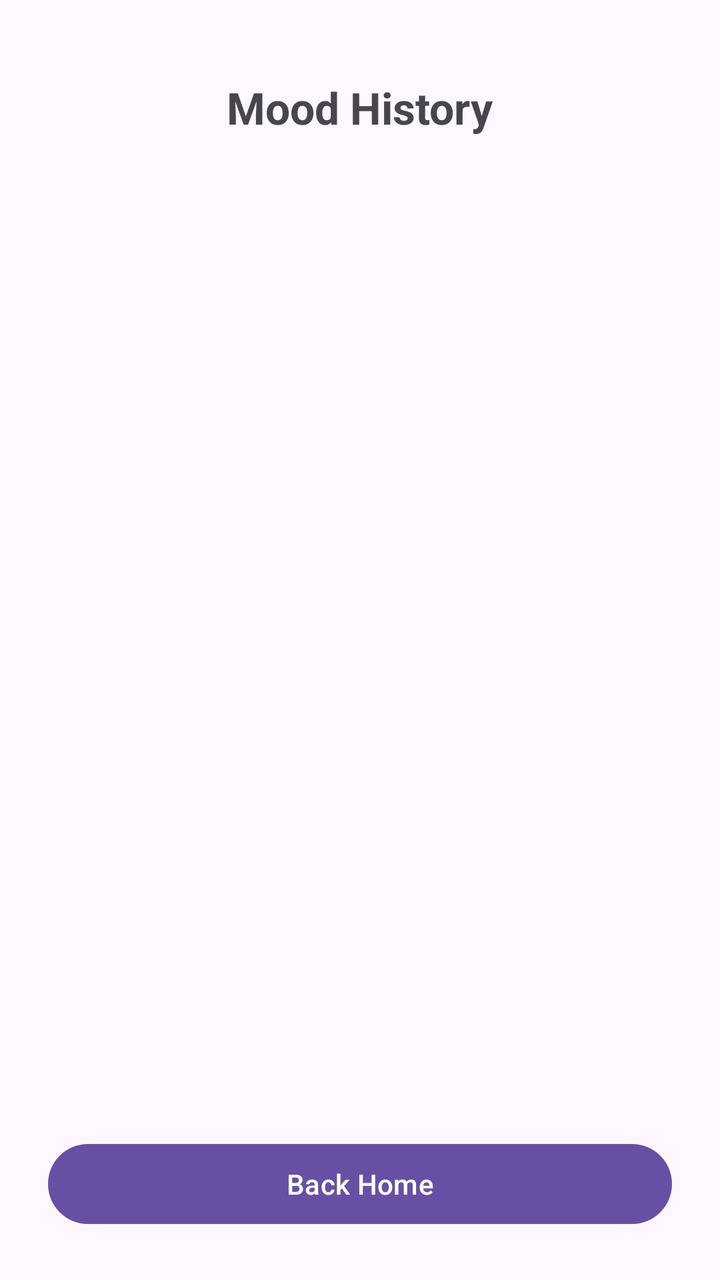
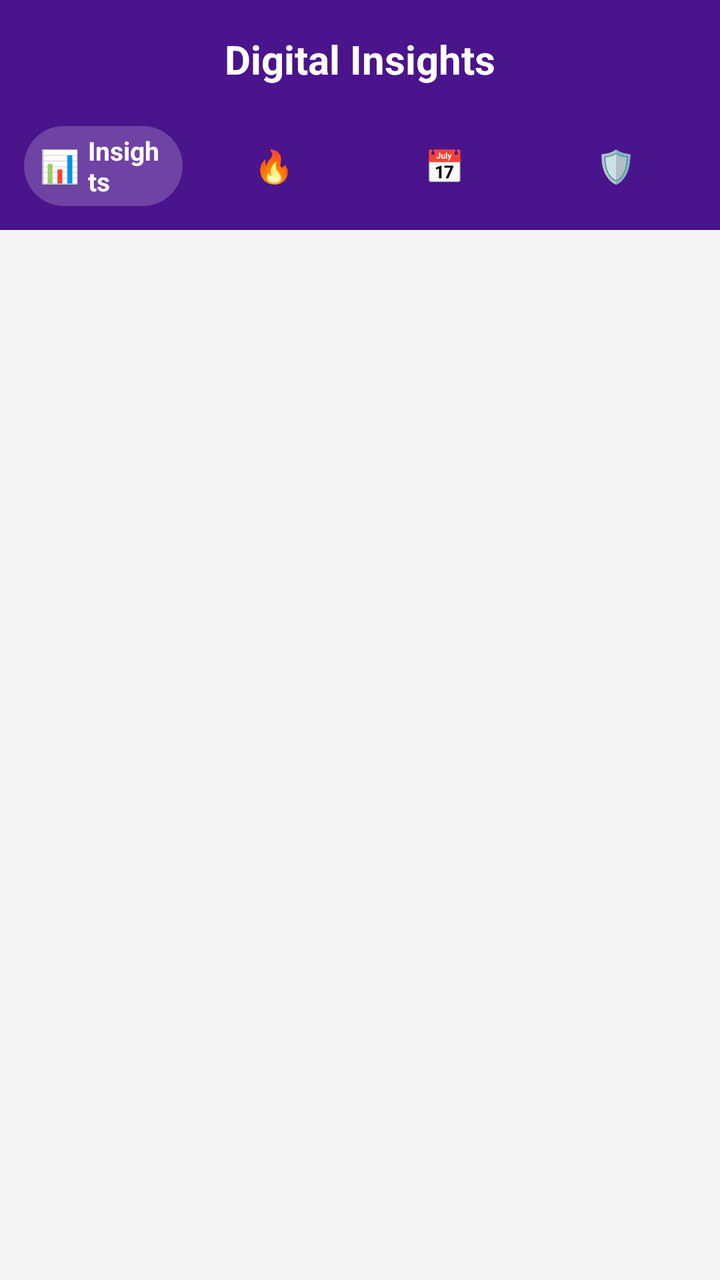

Screens rendered from an Android XML layout before and after an edit, with the pre-edit source and the edit as a unified diff.
<!-- AndroidManifest.xml: application theme Theme.PhoneMoodTranslator -->
<!-- res/layout/activity_history.xml -->
<?xml version="1.0" encoding="utf-8"?>
<LinearLayout
    xmlns:android="http://schemas.android.com/apk/res/android"
    android:id="@+id/historyRootLayout"
    android:layout_width="match_parent"
    android:layout_height="match_parent"
    android:orientation="vertical"
    android:padding="24dp">

    <TextView
        android:id="@+id/tvPageTitle"
        android:layout_gravity="center"
        android:text="Mood History"
        android:textSize="22sp"
        android:textStyle="bold"
        android:layout_marginTop="15dp"
        android:layout_marginBottom="16dp"
        android:layout_width="wrap_content"
        android:layout_height="wrap_content"/>

    <ScrollView
        android:layout_width="match_parent"
        android:layout_height="0dp"
        android:layout_weight="1">

        <LinearLayout
            android:id="@+id/llHistoryContainer"
            android:layout_width="match_parent"
            android:layout_height="wrap_content"
            android:orientation="vertical"
            android:paddingBottom="20dp"/>
    </ScrollView>

    <Button
        android:layout_width="match_parent"
        android:layout_height="wrap_content"
        android:id="@+id/back"
        android:text="Back Home"
        android:layout_marginTop="16dp"/>

</LinearLayout>
<!-- resources referenced by this layout -->
<resources>
  <style name="Theme.PhoneMoodTranslator" parent="Base.Theme.PhoneMoodTranslator" />
  <style name="Base.Theme.PhoneMoodTranslator" parent="Theme.Material3.DayNight.NoActionBar">
          
          
      </style>
</resources>

<!-- the commit's change to res/layout/activity_history.xml (unified diff, before → after) -->
@@ -1,41 +1,182 @@
 <?xml version="1.0" encoding="utf-8"?>
-<LinearLayout
+<androidx.coordinatorlayout.widget.CoordinatorLayout
     xmlns:android="http://schemas.android.com/apk/res/android"
-    android:id="@+id/historyRootLayout"
+    xmlns:app="http://schemas.android.com/apk/res-auto"
     android:layout_width="match_parent"
     android:layout_height="match_parent"
-    android:orientation="vertical"
-    android:padding="24dp">
+    android:fitsSystemWindows="true"
+    android:background="#F5F5F5">
 
-    <TextView
-        android:id="@+id/tvPageTitle"
-        android:layout_gravity="center"
-        android:text="Mood History"
-        android:textSize="22sp"
-        android:textStyle="bold"
-        android:layout_marginTop="15dp"
-        android:layout_marginBottom="16dp"
-        android:layout_width="wrap_content"
-        android:layout_height="wrap_content"/>
-
-    <ScrollView
-        android:layout_width="match_parent"
-        android:layout_height="0dp"
-        android:layout_weight="1">
-
-        <LinearLayout
-            android:id="@+id/llHistoryContainer"
-            android:layout_width="match_parent"
-            android:layout_height="wrap_content"
-            android:orientation="vertical"
-            android:paddingBottom="20dp"/>
-    </ScrollView>
-
-    <Button
+    <com.google.android.material.appbar.AppBarLayout
+        android:id="@+id/appBarLayout"
         android:layout_width="match_parent"
         android:layout_height="wrap_content"
-        android:id="@+id/back"
-        android:text="Back Home"
-        android:layout_marginTop="16dp"/>
+        android:background="#4A148C">
 
-</LinearLayout>
+        <TextView
+            android:layout_width="wrap_content"
+            android:layout_height="wrap_content"
+            android:layout_gravity="center"
+            android:layout_margin="16dp"
+            android:text="Digital Insights"
+            android:textColor="#FFFFFF"
+            android:textSize="20sp"
+            android:textStyle="bold" />
+
+        
+        <HorizontalScrollView
+            android:layout_width="match_parent"
+            android:layout_height="56dp"
+            android:scrollbars="none"
+            android:fillViewport="true"
+            android:paddingStart="12dp"
+            android:paddingEnd="12dp"
+            android:paddingBottom="8dp">
+
+            <LinearLayout
+                android:id="@+id/customTabBar"
+                android:layout_width="match_parent"
+                android:layout_height="match_parent"
+                android:orientation="horizontal"
+                android:gravity="center_vertical">
+
+                
+                <LinearLayout
+                    android:id="@+id/tab0"
+                    android:layout_width="0dp"
+                    android:layout_height="40dp"
+                    android:layout_weight="1"
+                    android:gravity="center"
+                    android:orientation="horizontal"
+                    android:paddingStart="8dp"
+                    android:paddingEnd="8dp"
+                    android:background="@drawable/tab_selected_bg"
+                    android:layout_marginEnd="6dp">
+
+                    <TextView
+                        android:layout_width="wrap_content"
+                        android:layout_height="wrap_content"
+                        android:text="📊"
+                        android:textSize="16sp"/>
+
+                    <TextView
+                        android:id="@+id/text0"
+                        android:layout_width="wrap_content"
+                        android:layout_height="wrap_content"
+                        android:layout_marginStart="4dp"
+                        android:text="Insights"
+                        android:textColor="#FFFFFF"
+                        android:textSize="13sp"
+                        android:textStyle="bold"
+                        android:visibility="visible"/>
+
+                </LinearLayout>
+
+                
+                <LinearLayout
+                    android:id="@+id/tab1"
+                    android:layout_width="0dp"
+                    android:layout_height="40dp"
+                    android:layout_weight="1"
+                    android:gravity="center"
+                    android:orientation="horizontal"
+                    android:paddingStart="8dp"
+                    android:paddingEnd="8dp"
+                    android:background="@drawable/tab_unselected_bg"
+                    android:layout_marginEnd="6dp">
+
+                    <TextView
+                        android:layout_width="wrap_content"
+                        android:layout_height="wrap_content"
+                        android:text="🔥"
+                        android:textSize="16sp"/>
+
+                    <TextView
+                        android:id="@+id/text1"
+                        android:layout_width="wrap_content"
+                        android:layout_height="wrap_content"
+                        android:layout_marginStart="4dp"
+                        android:text="Heatmap"
+                        android:textColor="#FFFFFF"
+                        android:textSize="13sp"
+                        android:textStyle="bold"
+                        android:visibility="gone"/>
+
+                </LinearLayout>
+
+                
+                <LinearLayout
+                    android:id="@+id/tab2"
+                    android:layout_width="0dp"
+                    android:layout_height="40dp"
+                    android:layout_weight="1"
+                    android:gravity="center"
+                    android:orientation="horizontal"
+                    android:paddingStart="8dp"
+                    android:paddingEnd="8dp"
+                    android:background="@drawable/tab_unselected_bg"
+                    android:layout_marginEnd="6dp">
+
+                    <TextView
+                        android:layout_width="wrap_content"
+                        android:layout_height="wrap_content"
+                        android:text="📅"
+                        android:textSize="16sp"/>
+
+                    <TextView
+                        android:id="@+id/text2"
+                        android:layout_width="wrap_content"
+                        android:layout_height="wrap_content"
+                        android:layout_marginStart="4dp"
+                        android:text="History"
+                        android:textColor="#FFFFFF"
+                        android:textSize="13sp"
+                        android:textStyle="bold"
+                        android:visibility="gone"/>
+
+                </LinearLayout>
+
+                
+                <LinearLayout
+                    android:id="@+id/tab3"
+                    android:layout_width="0dp"
+                    android:layout_height="40dp"
+                    android:layout_weight="1"
+                    android:gravity="center"
+                    android:orientation="horizontal"
+                    android:paddingStart="8dp"
+                    android:paddingEnd="8dp"
+                    android:background="@drawable/tab_unselected_bg">
+
+                    <TextView
+                        android:layout_width="wrap_content"
+                        android:layout_height="wrap_content"
+                        android:text="🛡️"
+                        android:textSize="16sp"/>
+
+                    <TextView
+                        android:id="@+id/text3"
+                        android:layout_width="wrap_content"
+                        android:layout_height="wrap_content"
+                        android:layout_marginStart="4dp"
+                        android:text="Controls"
+                        android:textColor="#FFFFFF"
+                        android:textSize="13sp"
+                        android:textStyle="bold"
+                        android:visibility="gone"/>
+
+                </LinearLayout>
+
+            </LinearLayout>
+        </HorizontalScrollView>
+
+    </com.google.android.material.appbar.AppBarLayout>
+
+    
+    <androidx.viewpager2.widget.ViewPager2
+        android:id="@+id/viewPager"
+        android:layout_width="match_parent"
+        android:layout_height="match_parent"
+        app:layout_behavior="@string/appbar_scrolling_view_behavior" />
+
+</androidx.coordinatorlayout.widget.CoordinatorLayout>
<!-- resource entries referenced after the edit -->
@@ -1,5 +1,19 @@
 <!-- resources referenced by this layout -->
 <resources>
+  <!-- drawable tab_selected_bg (drawable) -->
+  <?xml version="1.0" encoding="utf-8"?>
+  <shape xmlns:android="http://schemas.android.com/apk/res/android"
+      android:shape="rectangle">
+      <corners android:radius="20dp"/>
+      <solid android:color="#33FFFFFF"/>
+  </shape>
+  <!-- drawable tab_unselected_bg (drawable) -->
+  <?xml version="1.0" encoding="utf-8"?>
+  <shape xmlns:android="http://schemas.android.com/apk/res/android"
+      android:shape="rectangle">
+      <corners android:radius="20dp"/>
+      <solid android:color="#00000000"/>
+  </shape>
   <style name="Theme.PhoneMoodTranslator" parent="Base.Theme.PhoneMoodTranslator" />
   <style name="Base.Theme.PhoneMoodTranslator" parent="Theme.Material3.DayNight.NoActionBar">
           
